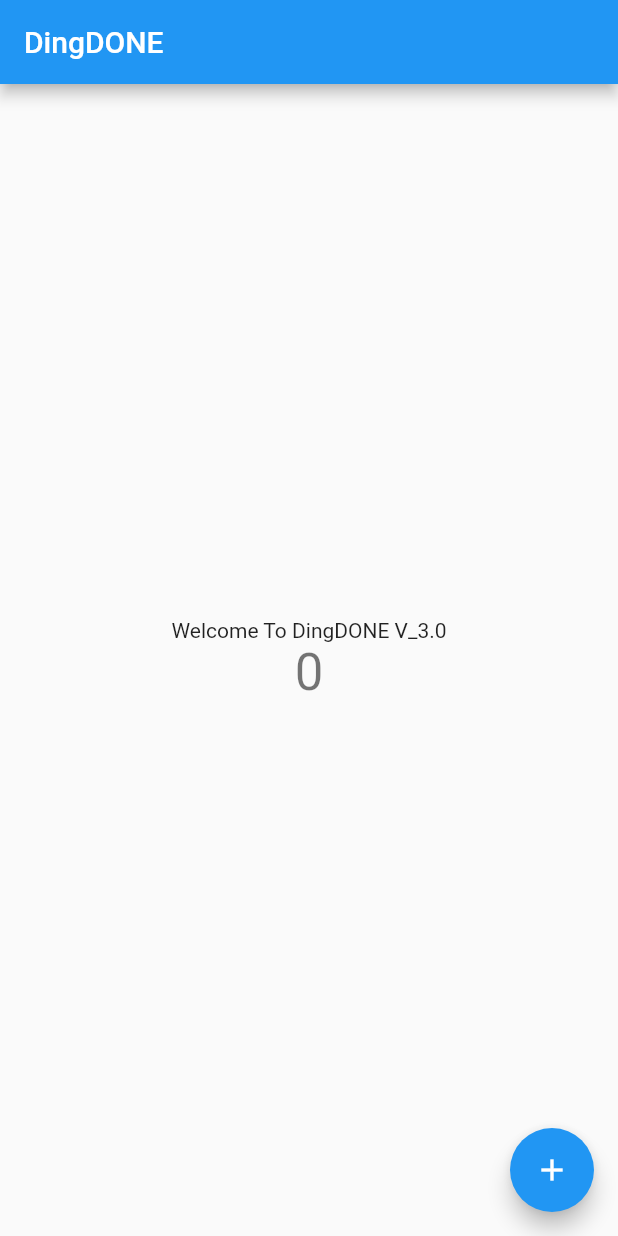
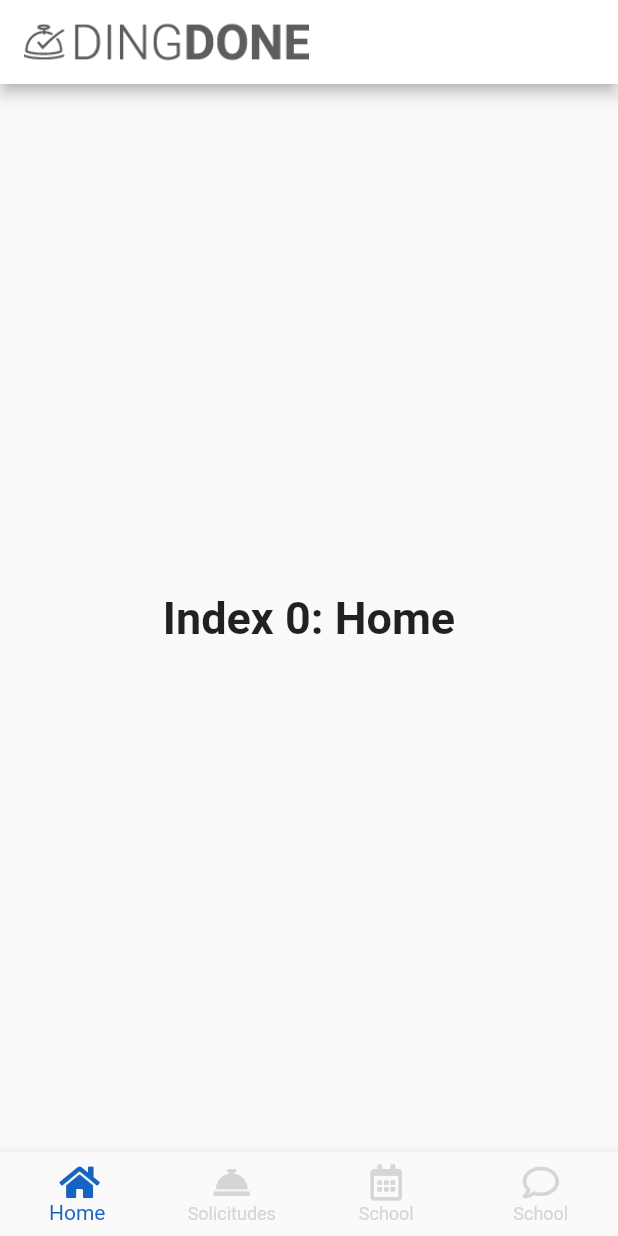
Before and after one commit to edrick27/fluttet-helloword, a Flutter app: the screen it shows after launch, on a phone screen of 412 x 824 dp. Run offline on Flutter 3.47's test engine with Material 2 defaults, Android fonts, the phone set to English and light mode, and no system bars; our stand-ins replace font_awesome_flutter.

```diff
--- a/lib/main.dart
+++ b/lib/main.dart
@@ -1,7 +1,22 @@
 import 'package:flutter/material.dart';
+import './screens/home.dart';
 
 void main() => runApp(MyApp());
-
+const MaterialColor white = const MaterialColor(
+  0xFFFFFFFF,
+  const <int, Color>{
+    50: const Color(0xFFFFFFFF),
+    100: const Color(0xFFFFFFFF),
+    200: const Color(0xFFFFFFFF),
+    300: const Color(0xFFFFFFFF),
+    400: const Color(0xFFFFFFFF),
+    500: const Color(0xFFFFFFFF),
+    600: const Color(0xFFFFFFFF),
+    700: const Color(0xFFFFFFFF),
+    800: const Color(0xFFFFFFFF),
+    900: const Color(0xFFFFFFFF),
+  },
+);
 class MyApp extends StatelessWidget {
   // This widget is the root of your application.
   @override
@@ -9,103 +24,9 @@ class MyApp extends StatelessWidget {
     return MaterialApp(
       title: 'Flutter Demo',
       theme: ThemeData(
-        // This is the theme of your application.
-        //
-        // Try running your application with "flutter run". You'll see the
-        // application has a blue toolbar. Then, without quitting the app, try
-        // changing the primarySwatch below to Colors.green and then invoke
-        // "hot reload" (press "r" in the console where you ran "flutter run",
-        // or simply save your changes to "hot reload" in a Flutter IDE).
-        // Notice that the counter didn't reset back to zero; the application
-        // is not restarted.
-        primarySwatch: Colors.blue,
+        primarySwatch: white,
       ),
-      home: MyHomePage(title: 'DingDONE'),
+      home: Home(title: 'DingDONE'),
     );
   }
 }
-
-class MyHomePage extends StatefulWidget {
-  MyHomePage({Key key, this.title}) : super(key: key);
-
-  // This widget is the home page of your application. It is stateful, meaning
-  // that it has a State object (defined below) that contains fields that affect
-  // how it looks.
-
-  // This class is the configuration for the state. It holds the values (in this
-  // case the title) provided by the parent (in this case the App widget) and
-  // used by the build method of the State. Fields in a Widget subclass are
-  // always marked "final".
-
-  final String title;
-
-  @override
-  _MyHomePageState createState() => _MyHomePageState();
-}
-
-class _MyHomePageState extends State<MyHomePage> {
-  int _counter = 0;
-
-  void _incrementCounter() {
-    setState(() {
-      // This call to setState tells the Flutter framework that something has
-      // changed in this State, which causes it to rerun the build method below
-      // so that the display can reflect the updated values. If we changed
-      // _counter without calling setState(), then the build method would not be
-      // called again, and so nothing would appear to happen.
-      _counter++;
-    });
-  }
-
-  @override
-  Widget build(BuildContext context) {
-    // This method is rerun every time setState is called, for instance as done
-    // by the _incrementCounter method above.
-    //
-    // The Flutter framework has been optimized to make rerunning build methods
-    // fast, so that you can just rebuild anything that needs updating rather
-    // than having to individually change instances of widgets.
-    return Scaffold(
-      appBar: AppBar(
-        // Here we take the value from the MyHomePage object that was created by
-        // the App.build method, and use it to set our appbar title.
-        title: Text(widget.title),
-      ),
-      body: Center(
-        // Center is a layout widget. It takes a single child and positions it
-        // in the middle of the parent.
-        child: Column(
-          // Column is also layout widget. It takes a list of children and
-          // arranges them vertically. By default, it sizes itself to fit its
-          // children horizontally, and tries to be as tall as its parent.
-          //
-          // Invoke "debug painting" (press "p" in the console, choose the
-          // "Toggle Debug Paint" action from the Flutter Inspector in Android
-          // Studio, or the "Toggle Debug Paint" command in Visual Studio Code)
-          // to see the wireframe for each widget.
-          //
-          // Column has various properties to control how it sizes itself and
-          // how it positions its children. Here we use mainAxisAlignment to
-          // center the children vertically; the main axis here is the vertical
-          // axis because Columns are vertical (the cross axis would be
-          // horizontal).
-          mainAxisAlignment: MainAxisAlignment.center,
-          children: <Widget>[
-            Text(
-              'Welcome To DingDONE V_3.0',
-            ),
-            Text(
-              '$_counter',
-              style: Theme.of(context).textTheme.display1,
-            ),
-          ],
-        ),
-      ),
-      floatingActionButton: FloatingActionButton(
-        onPressed: _incrementCounter,
-        tooltip: 'Increment',
-        child: Icon(Icons.add),
-      ), // This trailing comma makes auto-formatting nicer for build methods.
-    );
-  }
-}
--- /dev/null
+++ b/lib/screens/home.dart
@@ -0,0 +1,83 @@
+import 'package:flutter/material.dart';
+import 'package:font_awesome_flutter/font_awesome_flutter.dart';
+
+int _selectedIndex = 0;
+const TextStyle optionStyle =
+    TextStyle(fontSize: 30, fontWeight: FontWeight.bold);
+const List<Widget> _widgetOptions = <Widget>[
+  Text(
+    'Index 0: Home',
+    style: optionStyle,
+  ),
+  Text(
+    'Index 1: Business',
+    style: optionStyle,
+  ),
+  Text(
+    'Index 2: School',
+    style: optionStyle,
+  ),
+  Text(
+    'Index 3: dade',
+    style: optionStyle,
+  ),
+];
+
+class Home extends StatefulWidget {
+  Home({Key key, this.title}) : super(key: key);
+
+  final String title;
+
+  @override
+  _HomeState createState() => _HomeState();
+}
+
+class _HomeState extends State<Home> {
+  void _onItemTapped(int index) {
+    setState(() {
+      _selectedIndex = index;
+    });
+  }
+
+  @override
+  Widget build(BuildContext context) {
+    return Scaffold(
+      appBar: AppBar(
+        title: new Image.asset(
+          'assets/images/logo.png',
+          width: 190,
+          height: 30,
+          fit: BoxFit.cover
+        ),
+      ),
+      body: Center(
+        child: _widgetOptions.elementAt(_selectedIndex),
+      ),
+      bottomNavigationBar: BottomNavigationBar(
+        items: const <BottomNavigationBarItem>[
+          BottomNavigationBarItem(
+            icon: Icon(FontAwesomeIcons.home),
+            title: Text('Home'),
+          ),
+          BottomNavigationBarItem(
+            icon: Icon(FontAwesomeIcons.conciergeBell),
+            title: Text('Solicitudes'),
+          ),
+          BottomNavigationBarItem(
+            icon: Icon(FontAwesomeIcons.calendarAlt),
+            title: Text('School'),
+          ),
+          BottomNavigationBarItem(
+            icon: Icon(FontAwesomeIcons.comment),
+            title: Text('School'),
+          ),
+        ],
+        type: BottomNavigationBarType.fixed,
+        currentIndex: _selectedIndex,
+        selectedItemColor: Colors.blue[800],
+        unselectedItemColor: Colors.grey[350],
+        onTap: _onItemTapped,
+      ),
+    );
+  }
+}
```
Also changed, not shown: pubspec.yaml (+3 -4 lines), assets/images/logo.png (added), pubspec.lock.
